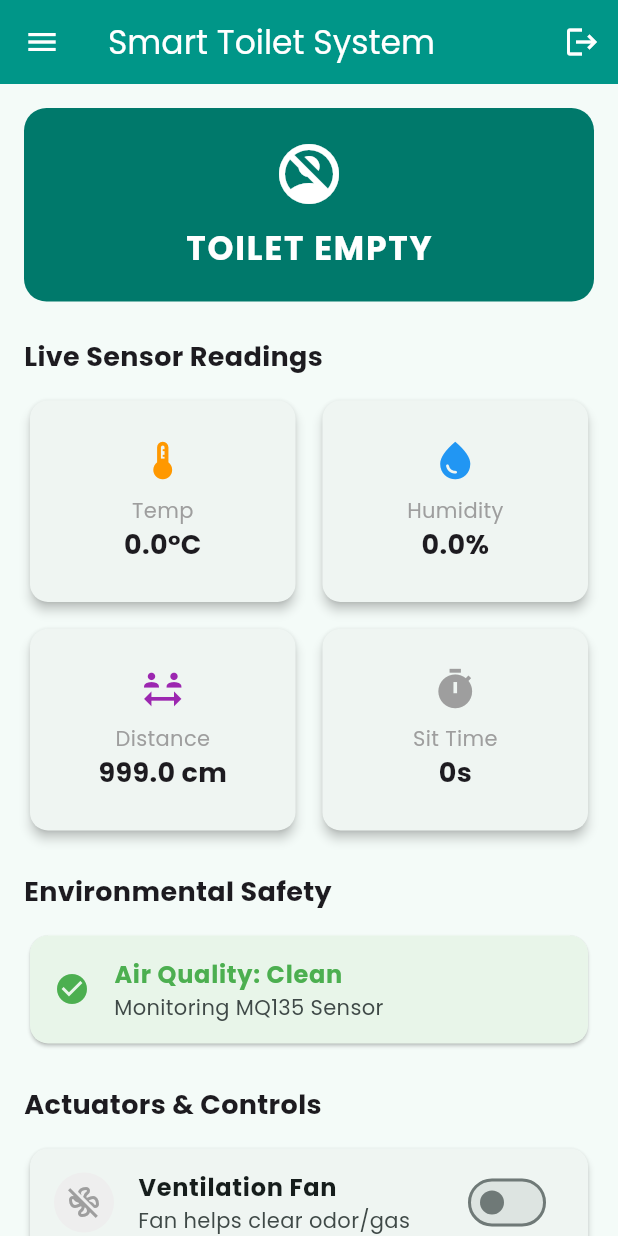
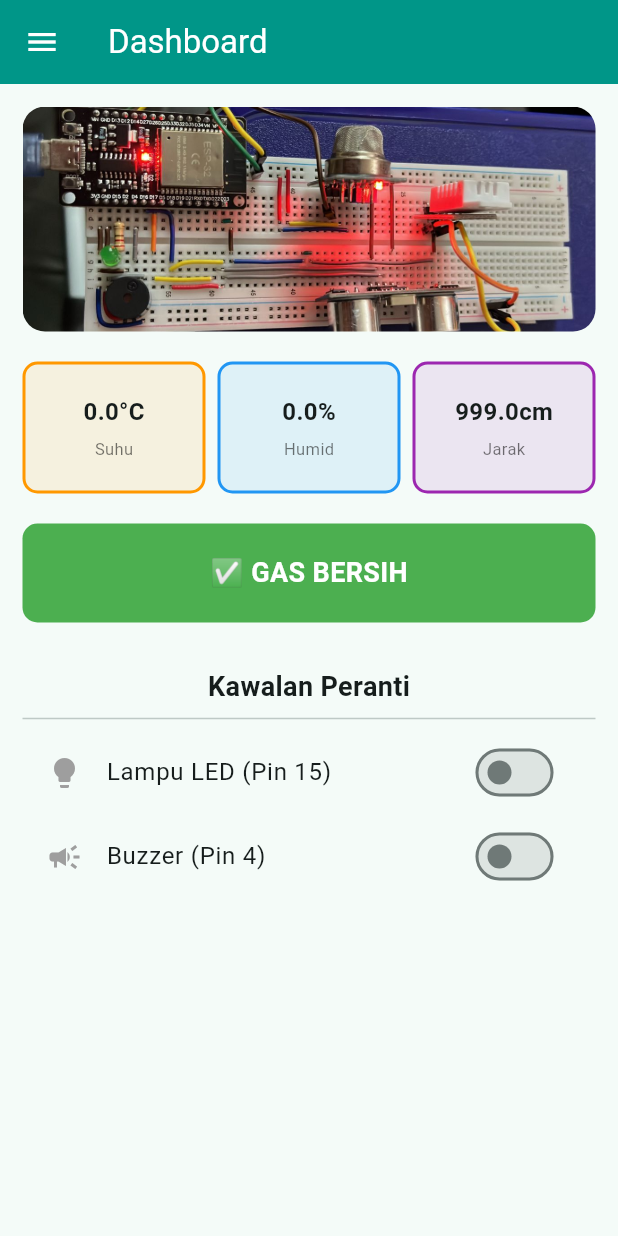
Before and after one commit to 06rahf/Project_MuhammadAsyraafBinAzhan, a Flutter app: the HomePage screen opened by its route, on a phone screen of 412 x 824 dp. Run offline on Flutter 3.47's test engine with Material 3 defaults, Android fonts, the phone set to English and light mode, and no system bars; our stand-ins replace firebase_auth, firebase_core, firebase_database; accounts and stored records are empty.

Commit message:
first commit

```diff
--- a/lib/home_page.dart
+++ b/lib/home_page.dart
@@ -1,5 +1,6 @@
 import 'package:flutter/material.dart';
 import 'package:provider/provider.dart';
+import 'package:firebase_auth/firebase_auth.dart';
 import 'main.dart';
 
 class HomePage extends StatelessWidget {
@@ -8,159 +9,124 @@ class HomePage extends StatelessWidget {
   @override
   Widget build(BuildContext context) {
     final appState = context.watch<AppState>();
+    final user = FirebaseAuth.instance.currentUser;
+    final String email = user?.email ?? "User";
+
+    if (appState.gasDetected) {
+      Future.delayed(Duration.zero, () {
+        ScaffoldMessenger.of(context).hideCurrentSnackBar();
+        ScaffoldMessenger.of(context).showSnackBar(
+          const SnackBar(
+            backgroundColor: Colors.red,
+            content: Text("⚠️ AMARAN: Gas Bahaya Dikesan!"),
+            duration: Duration(seconds: 2),
+          ),
+        );
+      });
+    }
 
     return Scaffold(
       appBar: AppBar(
-        title: const Text('Smart Toilet System'),
+        title: const Text("Dashboard"),
         backgroundColor: Colors.teal,
         foregroundColor: Colors.white,
-        actions: [
-          IconButton(
-            onPressed: () {
-              context.read<AppState>().logout();
-              Navigator.pushReplacementNamed(context, '/login'); // TAMBAH INI
-            },
-            icon: const Icon(Icons.logout),
-          ),
-        ],
       ),
       drawer: Drawer(
-        child: ListView(
-          padding: EdgeInsets.zero,
+        child: Column(
           children: [
-            const DrawerHeader(
-              decoration: BoxDecoration(color: Colors.teal),
-              child: Column(
-                mainAxisAlignment: MainAxisAlignment.center,
-                children: [
-                  Icon(Icons.wc, size: 64, color: Colors.white),
-                  SizedBox(height: 10),
-                  Text(
-                    'Toilet Management',
-                    style: TextStyle(color: Colors.white, fontSize: 18),
-                  ),
-                ],
+            UserAccountsDrawerHeader(
+              decoration: const BoxDecoration(color: Colors.teal),
+              accountName: Text(email.split('@')[0].toUpperCase()),
+              accountEmail: Text(email),
+              currentAccountPicture: const CircleAvatar(
+                backgroundImage: AssetImage('assets/profile.jpg'),
               ),
             ),
             ListTile(
               leading: const Icon(Icons.dashboard),
-              title: const Text('Monitoring Dashboard'),
+              title: const Text("Dashboard"),
               onTap: () => Navigator.pop(context),
             ),
             ListTile(
-              leading: const Icon(Icons.verified_user),
-              title: const Text('Academic Integrity'),
-              onTap: () {
-                Navigator.pop(context);
-                Navigator.pushNamed(context, '/academic_integrity');
-              },
+              leading: const Icon(Icons.info),
+              title: const Text("Academic Integrity"),
+              onTap: () => Navigator.pushNamed(context, '/academic_integrity'),
             ),
-            const Divider(),
+            const Spacer(),
             ListTile(
-              leading: const Icon(Icons.logout),
-              title: const Text('Logout'),
+              leading: const Icon(Icons.logout, color: Colors.red),
+              title: const Text("Logout"),
               onTap: () {
                 context.read<AppState>().logout();
-                Navigator.pushReplacementNamed(context, '/login'); // TAMBAH INI JUGA
+                Navigator.pushReplacementNamed(context, '/login');
               },
             ),
           ],
         ),
       ),
       body: SingleChildScrollView(
-        padding: const EdgeInsets.all(16.0),
+        padding: const EdgeInsets.all(15.0),
         child: Column(
-          crossAxisAlignment: CrossAxisAlignment.start,
           children: [
-            _buildStatusHeader(appState),
-            const SizedBox(height: 24),
+            ClipRRect(
+              borderRadius: BorderRadius.circular(15),
+              child: Image.asset(
+                'assets/profile.jpg',
+                height: 150,
+                width: double.infinity,
+                fit: BoxFit.cover,
+                errorBuilder: (context, error, stackTrace) {
+                  return Container(
+                    height: 150,
+                    color: Colors.teal.shade100,
+                    child: const Icon(Icons.image_not_supported, size: 50, color: Colors.teal),
+                  );
+                },
+              ),
+            ),
+            const SizedBox(height: 20),
 
-            const Text(
-              'Live Sensor Readings',
-              style: TextStyle(fontSize: 18, fontWeight: FontWeight.bold),
-            ),
-            const SizedBox(height: 12),
-            GridView.count(
-              crossAxisCount: 2,
-              shrinkWrap: true,
-              physics: const NeverScrollableScrollPhysics(),
-              childAspectRatio: 1.3,
-              crossAxisSpacing: 10,
-              mainAxisSpacing: 10,
+            Row(
               children: [
-                _buildSensorCard(
-                  Icons.thermostat,
-                  'Temp',
-                  '${appState.temperature.toStringAsFixed(1)}°C',
-                  Colors.orange,
-                ),
-                _buildSensorCard(
-                  Icons.water_drop,
-                  'Humidity',
-                  '${appState.humidity.toStringAsFixed(1)}%',
-                  Colors.blue,
-                ),
-                _buildSensorCard(
-                  Icons.social_distance,
-                  'Distance',
-                  '${appState.distance.toStringAsFixed(1)} cm',
-                  Colors.purple,
-                ),
-                _buildSensorCard(
-                  Icons.timer,
-                  'Sit Time',
-                  '${appState.sitTime}s',
-                  Colors.grey,
-                ),
+                _sensorBox("Suhu", "${appState.temperature.toStringAsFixed(1)}°C", Colors.orange),
+                const SizedBox(width: 8),
+                _sensorBox("Humid", "${appState.humidity.toStringAsFixed(1)}%", Colors.blue),
+                const SizedBox(width: 8),
+                _sensorBox("Jarak", "${appState.distance.toStringAsFixed(1)}cm", Colors.purple),
               ],
             ),
+            const SizedBox(height: 20),
 
-            const SizedBox(height: 24),
-            const Text(
-              'Environmental Safety',
-              style: TextStyle(fontSize: 18, fontWeight: FontWeight.bold),
-            ),
-            const SizedBox(height: 12),
-            Card(
-              color: appState.gasDetected ? Colors.red.shade50 : Colors.green.shade50,
-              child: ListTile(
-                leading: Icon(
-                  appState.gasDetected ? Icons.warning : Icons.check_circle,
-                  color: appState.gasDetected ? Colors.red : Colors.green,
-                ),
-                title: Text(
-                  appState.gasDetected ? 'GAS DETECTED!' : 'Air Quality: Clean',
-                  style: TextStyle(
-                    fontWeight: FontWeight.bold,
-                    color: appState.gasDetected ? Colors.red : Colors.green,
-                  ),
-                ),
-                subtitle: const Text('Monitoring MQ135 Sensor'),
+            Container(
+              width: double.infinity,
+              padding: const EdgeInsets.all(20),
+              decoration: BoxDecoration(
+                color: appState.gasDetected ? Colors.red : Colors.green,
+                borderRadius: BorderRadius.circular(10),
+              ),
+              child: Text(
+                appState.gasDetected ? "⚠️ GAS BAHAYA!" : "✅ GAS BERSIH",
+                textAlign: TextAlign.center,
+                style: const TextStyle(color: Colors.white, fontWeight: FontWeight.bold, fontSize: 18),
               ),
             ),
 
-            const SizedBox(height: 24),
-            const Text(
-              'Actuators & Controls',
-              style: TextStyle(fontSize: 18, fontWeight: FontWeight.bold),
+            const SizedBox(height: 30),
+            const Text("Kawalan Peranti", style: TextStyle(fontSize: 18, fontWeight: FontWeight.bold)),
+            const Divider(),
+
+            SwitchListTile(
+              title: const Text("Lampu LED (Pin 15)"),
+              secondary: Icon(Icons.lightbulb, color: appState.isLedOn ? Colors.amber : Colors.grey),
+              value: appState.isLedOn,
+              onChanged: (val) => appState.toggleLed(),
             ),
-            const SizedBox(height: 12),
-            _buildControlCard(
-              Icons.mode_fan_off_outlined,
-              'Ventilation Fan',
-              'Fan helps clear odor/gas',
-              appState.isFanOn,
-              (val) => appState.toggleFan(),
-              Colors.teal,
-            ),
-            const SizedBox(height: 10),
-            _buildControlCard(
-              Icons.door_front_door,
-              'Door Solenoid Lock',
-              'Control door accessibility',
-              appState.isLocked,
-              (val) => appState.toggleLock(),
-              Colors.redAccent,
+
+            SwitchListTile(
+              title: const Text("Buzzer (Pin 4)"),
+              secondary: Icon(Icons.campaign, color: appState.isBuzzerOn ? Colors.red : Colors.grey),
+              value: appState.isBuzzerOn,
+              onChanged: (val) => appState.toggleBuzzer(),
             ),
           ],
         ),
@@ -168,73 +134,23 @@ class HomePage extends StatelessWidget {
     );
   }
 
-  Widget _buildStatusHeader(AppState state) {
-    bool isOccupied = state.distance > 2 && state.distance < 200;
-    return Container(
-      width: double.infinity,
-      padding: const EdgeInsets.all(20),
-      decoration: BoxDecoration(
-        color: isOccupied ? Colors.redAccent : Colors.teal.shade700,
-        borderRadius: BorderRadius.circular(15),
-      ),
-      child: Column(
-        children: [
-          Icon(
-            isOccupied ? Icons.person : Icons.no_accounts,
-            color: Colors.white,
-            size: 48,
-          ),
-          const SizedBox(height: 10),
-          Text(
-            isOccupied ? 'TOILET OCCUPIED' : 'TOILET EMPTY',
-            style: const TextStyle(
-              color: Colors.white,
-              fontSize: 22,
-              fontWeight: FontWeight.bold,
-              letterSpacing: 1.2,
-            ),
-          ),
-        ],
-      ),
-    );
-  }
-
-  Widget _buildSensorCard(IconData icon, String label, String value, Color color) {
-    return Card(
-      elevation: 3,
-      shape: RoundedRectangleBorder(borderRadius: BorderRadius.circular(12)),
-      child: Padding(
-        padding: const EdgeInsets.all(12.0),
+  Widget _sensorBox(String tajuk, String nilai, Color warna) {
+    return Expanded(
+      child: Container(
+        padding: const EdgeInsets.symmetric(vertical: 20),
+        decoration: BoxDecoration(
+          color: warna.withOpacity(0.1),
+          border: Border.all(color: warna, width: 2),
+          borderRadius: BorderRadius.circular(10),
+        ),
         child: Column(
-          mainAxisAlignment: MainAxisAlignment.center,
           children: [
-            Icon(icon, color: color, size: 30),
-            const SizedBox(height: 8),
-            Text(label, style: const TextStyle(fontSize: 14, color: Colors.grey)),
-            Text(value, style: const TextStyle(fontSize: 18, fontWeight: FontWeight.bold)),
+            Text(nilai, style: const TextStyle(fontSize: 16, fontWeight: FontWeight.bold)),
+            const SizedBox(height: 5),
+            Text(tajuk, style: const TextStyle(fontSize: 11, color: Colors.black54)),
           ],
         ),
       ),
     );
   }
-
-  Widget _buildControlCard(IconData icon, String title, String sub, bool isOn, Function(bool) onChanged, Color activeColor) {
-    return Card(
-      elevation: 2,
-      shape: RoundedRectangleBorder(borderRadius: BorderRadius.circular(12)),
-      child: ListTile(
-        leading: CircleAvatar(
-          backgroundColor: isOn ? activeColor : Colors.grey.shade200,
-          child: Icon(icon, color: isOn ? Colors.white : Colors.grey),
-        ),
-        title: Text(title, style: const TextStyle(fontWeight: FontWeight.bold)),
-        subtitle: Text(sub),
-        trailing: Switch(
-          value: isOn,
-          onChanged: onChanged,
-          activeColor: activeColor,
-        ),
-      ),
-    );
-  }
 }
--- a/lib/main.dart
+++ b/lib/main.dart
@@ -1,9 +1,11 @@
 import 'package:flutter/material.dart';
-import 'package:google_fonts/google_fonts.dart';
 import 'package:provider/provider.dart';
 import 'package:firebase_core/firebase_core.dart';
 import 'package:firebase_database/firebase_database.dart';
 import 'package:firebase_auth/firebase_auth.dart';
+import 'package:flutter/foundation.dart';
+
+// Import fail halaman anda
 import 'login_page.dart';
 import 'signup_page.dart';
 import 'home_page.dart';
@@ -11,7 +13,29 @@ import 'academic_integrity_page.dart';
 
 void main() async {
   WidgetsFlutterBinding.ensureInitialized();
-  await Firebase.initializeApp(); // Tetap perlukan google-services.json
+
+  // 1. KONFIGURASI FIREBASE (MENGGUNAKAN ID PROJEK MOBILEAPP-3851C)
+  const firebaseOptions = FirebaseOptions(
+    apiKey: "AIzaSyCWE788j3rHaBV1EZtHpquJJ4hSzPDCsVI",
+    authDomain: "mobileapp-3851c.firebaseapp.com",
+    databaseURL: "https://mobileapp-3851c-default-rtdb.asia-southeast1.firebasedatabase.app",
+    projectId: "mobileapp-3851c",
+    storageBucket: "mobileapp-3851c.firebasestorage.app",
+    messagingSenderId: "587050464426",
+    appId: kIsWeb
+        ? "1:587050464426:web:143ec6a6b605d52ad0ccd3" // Web ID
+        : "1:587050464426:android:568530edf6dbd0f4d0ccd3", // Android ID
+  );
+
+  try {
+    if (Firebase.apps.isEmpty) {
+      await Firebase.initializeApp(options: firebaseOptions);
+    }
+    debugPrint("Firebase Connected!");
+  } catch (e) {
+    debugPrint("Firebase Error: $e");
+  }
+
   runApp(
     ChangeNotifierProvider(
       create: (context) => AppState(),
@@ -20,101 +44,74 @@ void main() async {
   );
 }
 
+// 2. LOGIC PENGURUSAN DATA (APPSTATE)
 class AppState extends ChangeNotifier {
-  // Gunakan URL database anda secara spesifik kerana ia di region asia-southeast1
-  final DatabaseReference _dbRef = FirebaseDatabase.instanceFor(
-    app: Firebase.app(),
-    databaseURL: 'https://flutterauthapp-7a7b7-default-rtdb.asia-southeast1.firebasedatabase.app',
-  ).ref(); // Kita guna root ref atau 'smart_toilet'
-
+  late final DatabaseReference _dbRef;
   final FirebaseAuth _auth = FirebaseAuth.instance;
 
-  bool _isLoggedIn = false;
-  bool get isLoggedIn => _isLoggedIn;
-
-  // Data Sensor
+  // Pembolehubah data sensor
   double temperature = 0.0;
   double humidity = 0.0;
   double distance = 999.0;
-  int sitTime = 0;
   bool gasDetected = false;
-
-  // Data Actuators
-  bool isFanOn = false;
-  bool isLocked = false;
+  bool isLedOn = false;
+  bool isBuzzerOn = false;
 
   AppState() {
-    // Memantau path 'smart_toilet' secara spesifik
+    // Sambungkan ke Realtime Database
+    _dbRef = FirebaseDatabase.instance.ref();
+
+    // MULA MENDENGAR DATA DARI ARDUINO (FOLDER 'smart_toilet')
     _dbRef.child('smart_toilet').onValue.listen((event) {
       if (event.snapshot.value != null) {
-        final data = Map<String, dynamic>.from(event.snapshot.value as Map);
+        try {
+          final data = Map<dynamic, dynamic>.from(event.snapshot.value as Map);
 
-        temperature = (data['temperature'] ?? 0.0).toDouble();
-        humidity = (data['humidity'] ?? 0.0).toDouble();
-        distance = (data['distance'] ?? 999.0).toDouble();
-        sitTime = (data['sit_time'] ?? 0).toInt();
-        gasDetected = (data['gas'] ?? 0) == 1;
+          // Tukar data dari Firebase ke dalam aplikasi
+          temperature = double.tryParse(data['temperature']?.toString() ?? '0.0') ?? 0.0;
+          humidity = double.tryParse(data['humidity']?.toString() ?? '0.0') ?? 0.0;
+          distance = double.tryParse(data['distance']?.toString() ?? '0.0') ?? 999.0;
 
-        // Sesuai dengan status yang dikawal dari app atau hardware
-        isFanOn = (data['fan_status'] ?? 0) == 1;
-        isLocked = (data['lock_status'] ?? 0) == 1;
+          // Status Gas & Aktuator (Membaca "1" sebagai ON)
+          gasDetected = (data['gas']?.toString() == "1");
+          isLedOn = (data['led_status']?.toString() == "1");
+          isBuzzerOn = (data['buzzer_status']?.toString() == "1");
 
-        notifyListeners();
+          notifyListeners(); // Update paparan skrin secara automatik
+        } catch (e) {
+          debugPrint("Error processing data: $e");
+        }
       }
-    });
-
-    _auth.authStateChanges().listen((User? user) {
-      _isLoggedIn = user != null;
-      notifyListeners();
     });
   }
 
-  Future<void> login(String email, String password) async {
-    try {
-      await _auth.signInWithEmailAndPassword(email: email, password: password);
-    } catch (e) {
-      rethrow;
-    }
+  // FUNGSI KAWALAN LED
+  void toggleLed() {
+    String newValue = isLedOn ? "0" : "1";
+    _dbRef.child('smart_toilet').update({'led_status': newValue});
   }
 
-  Future<void> signUp(String email, String password) async {
-    try {
-      await _auth.createUserWithEmailAndPassword(email: email, password: password);
-    } catch (e) {
-      rethrow;
-    }
+  // FUNGSI KAWALAN BUZZER
+  void toggleBuzzer() {
+    String newValue = isBuzzerOn ? "0" : "1";
+    _dbRef.child('smart_toilet').update({'buzzer_status': newValue});
   }
 
-  void logout() {
-    _auth.signOut();
-  }
-
-  void toggleFan() {
-    isFanOn = !isFanOn;
-    _dbRef.child('smart_toilet').update({'fan_status': isFanOn ? 1 : 0});
-    notifyListeners();
-  }
-
-  void toggleLock() {
-    isLocked = !isLocked;
-    _dbRef.child('smart_toilet').update({'lock_status': isLocked ? 1 : 0});
-    notifyListeners();
-  }
+  // FUNGSI AUTHENTICATION
+  Future<void> login(String e, String p) async => _auth.signInWithEmailAndPassword(email: e, password: p);
+  Future<void> signUp(String e, String p) async => _auth.createUserWithEmailAndPassword(email: e, password: p);
+  void logout() => _auth.signOut();
 }
 
+// 3. STRUKTUR UTAMA APLIKASI
 class MyApp extends StatelessWidget {
   const MyApp({super.key});
-
   @override
   Widget build(BuildContext context) {
     return MaterialApp(
-      title: 'Smart Toilet Dashboard',
       debugShowCheckedModeBanner: false,
-      theme: ThemeData(
-        colorScheme: ColorScheme.fromSeed(seedColor: Colors.teal),
-        useMaterial3: true,
-        textTheme: GoogleFonts.poppinsTextTheme(),
-      ),
+      theme: ThemeData(colorScheme: ColorScheme.fromSeed(seedColor: Colors.teal), useMaterial3: true),
+      // Tentukan halaman mula-mula
       initialRoute: FirebaseAuth.instance.currentUser == null ? '/login' : '/home',
       routes: {
         '/login': (context) => const LoginPage(),
--- a/pubspec.yaml
+++ b/pubspec.yaml
@@ -16,6 +16,7 @@ dependencies:
   firebase_core: ^3.11.0
   firebase_auth: ^5.5.1
   firebase_database: ^11.3.1
+  cloud_firestore: ^5.4.4
   shared_preferences: ^2.2.2
   intl: ^0.19.0
 
@@ -26,3 +27,5 @@ dev_dependencies:
 
 flutter:
   uses-material-design: true
+  assets:
+    - assets/profile.jpg
```
Also changed, not shown: lib/academic_integrity_page.dart (+39 -81 lines), lib/login_page.dart (+47 -63 lines), lib/signup_page.dart (+55 -48 lines), assets/profile.jpg (added), firebase.json (added), pubspec.lock, 107 other files.
